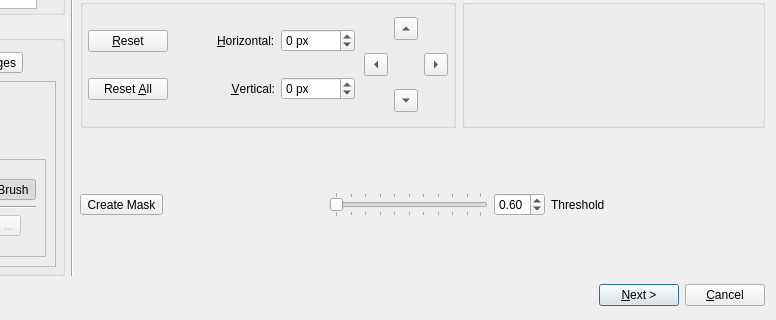
First picture: the form in src/HdrWizard/EditingTools.ui, repository museroom/LuminanceHDR, before the edit; both pictures show x 346 to 1122 and y 324 to 644 of the 1122 by 644 pixel window.
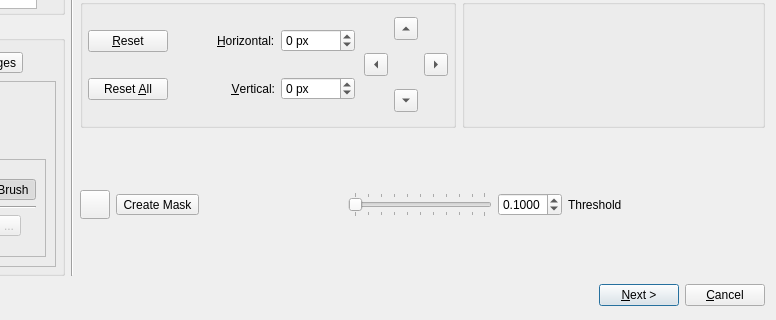
Second picture: the form after the edit. Icons and pictures are not drawn.

Commit message: [EditingTool]: Implemented histogram segmentation

The edit to the form file:
```diff
--- a/src/HdrWizard/EditingTools.ui
+++ b/src/HdrWizard/EditingTools.ui
@@ -1228,6 +1228,25 @@
        </item>
        <item>
         <layout class="QHBoxLayout" name="horizontalLayout_3">
+         <item>
+          <widget class="QToolButton" name="toolButtonSelect">
+           <property name="text">
+            <string/>
+           </property>
+           <property name="iconSize">
+            <size>
+             <width>22</width>
+             <height>22</height>
+            </size>
+           </property>
+           <property name="checkable">
+            <bool>true</bool>
+           </property>
+           <property name="autoExclusive">
+            <bool>true</bool>
+           </property>
+          </widget>
+         </item>
          <item>
           <widget class="QToolButton" name="toolButtonCreateMask">
            <property name="text">
@@ -1263,7 +1282,7 @@
            <item>
             <widget class="QDoubleSpinBox" name="doubleSpinBoxThreshold">
              <property name="decimals">
-              <number>2</number>
+              <number>4</number>
              </property>
              <property name="maximum">
               <double>1.000000000000000</double>
@@ -1272,7 +1291,7 @@
               <double>0.100000000000000</double>
              </property>
              <property name="value">
-              <double>0.600000000000000</double>
+              <double>0.100000000000000</double>
              </property>
             </widget>
            </item>
```
Left out of the diff: 2 changed lines with no effect on the pictures. The commit also changes 4 other files.
